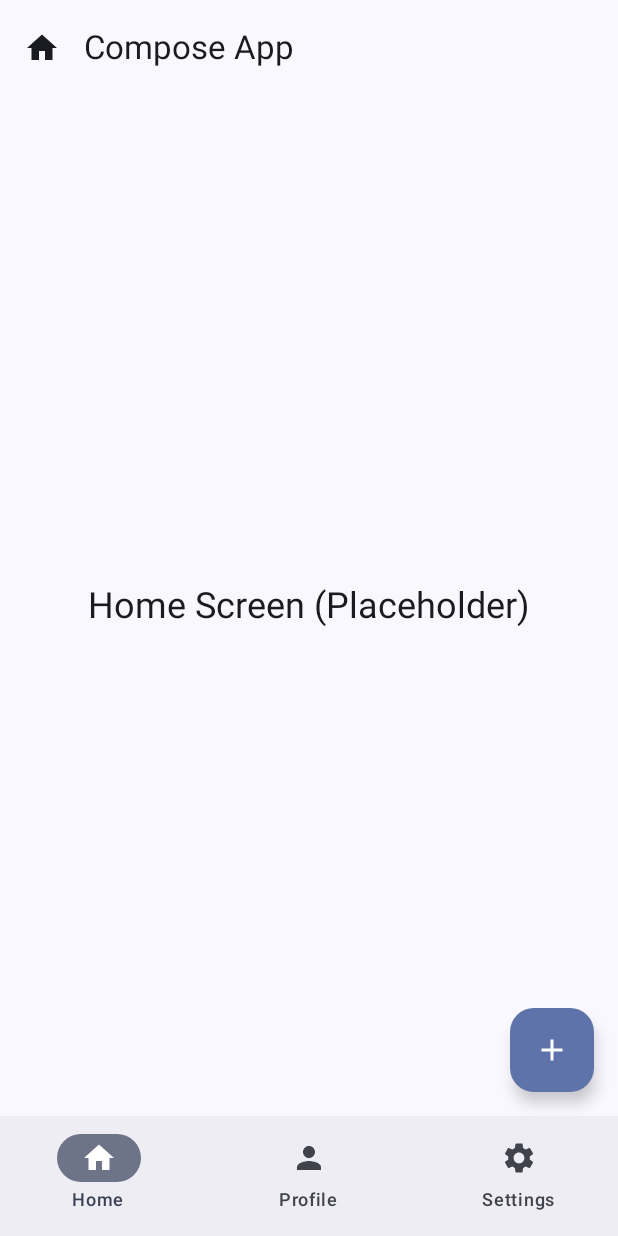
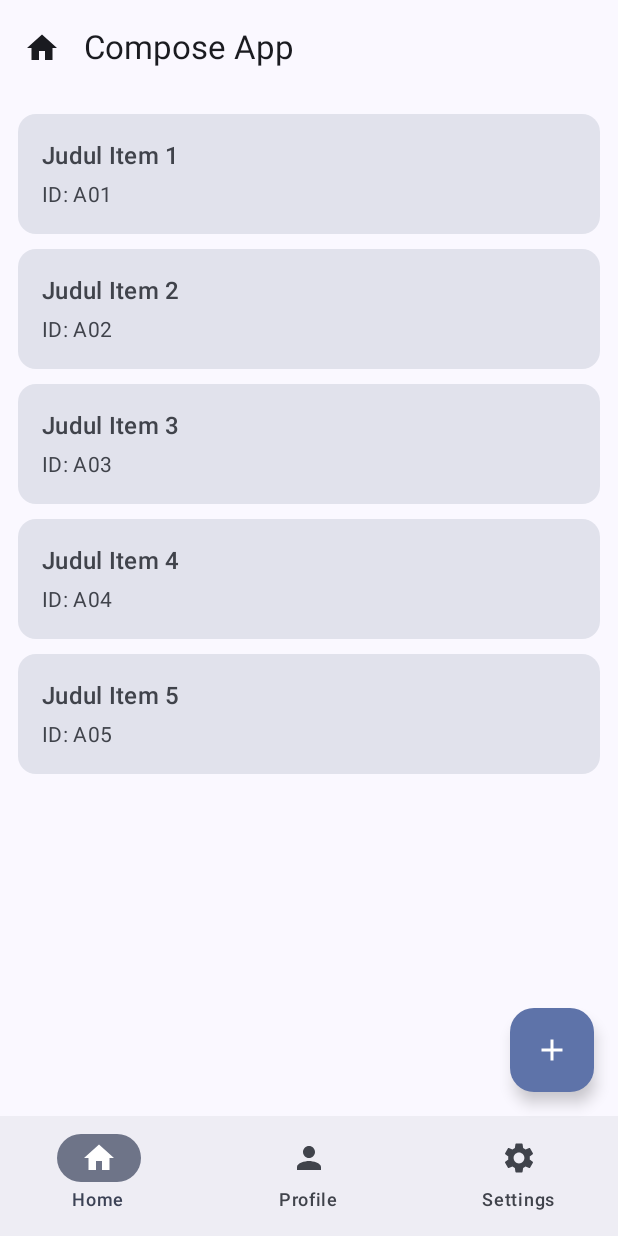
Before and after one commit to nathakusuma/ComposeNavigationApp, an Android app built with Jetpack Compose: the screen it shows after launch (MainActivity), on a phone screen of 412 x 824 dp. Run offline under Robolectric (Android 15) with nearby library versions, the phone set to English and light mode, and no system bars.

Commit message:
update home screen dan detail screen

```diff
--- a/app/src/main/java/com/nathakusuma/composenavigationapp/ui/screens/HomeScreen.kt
+++ b/app/src/main/java/com/nathakusuma/composenavigationapp/ui/screens/HomeScreen.kt
@@ -1,22 +1,56 @@
 package com.nathakusuma.composenavigationapp.ui.screens
 
+import androidx.compose.foundation.clickable
 import androidx.compose.foundation.layout.*
+import androidx.compose.foundation.lazy.LazyColumn
+import androidx.compose.foundation.lazy.items
+import androidx.compose.material3.Card
+import androidx.compose.material3.CardDefaults
 import androidx.compose.material3.MaterialTheme
 import androidx.compose.material3.Text
-import androidx.compose.runtime.Composable
-import androidx.compose.ui.Alignment
+import androidx.compose.runtime.*
 import androidx.compose.ui.Modifier
-import androidx.navigation.NavHostController
+import androidx.compose.ui.unit.dp
+import androidx.navigation.NavController
 
 @Composable
-fun HomeScreen(navController: NavHostController) {
-    Box(
-        modifier = Modifier.fillMaxSize(),
-        contentAlignment = Alignment.Center
-    ) {
-        Text(
-            text = "Home Screen (Placeholder)",
-            style = MaterialTheme.typography.headlineSmall
+fun HomeScreen(navController: NavController) {
+    val items = remember {
+        listOf(
+            "A01" to "Judul Item 1",
+            "A02" to "Judul Item 2",
+            "A03" to "Judul Item 3",
+            "A04" to "Judul Item 4",
+            "A05" to "Judul Item 5"
         )
     }
+
+    LazyColumn(
+        modifier = Modifier.fillMaxSize(),
+        contentPadding = PaddingValues(12.dp),
+        verticalArrangement = Arrangement.spacedBy(10.dp)
+    ) {
+        items(items, key = { it.first }) { (id, title) ->
+            Card(
+                colors = CardDefaults.cardColors(
+                    containerColor = MaterialTheme.colorScheme.surfaceVariant
+                ),
+                modifier = Modifier
+                    .fillMaxWidth()
+                    .clickable {
+                        navController.navigate("${Routes.DETAIL}/$id")
+                    }
+            ) {
+                Column(Modifier.padding(16.dp)) {
+                    Text(title, style = MaterialTheme.typography.titleMedium)
+                    Spacer(Modifier.height(4.dp))
+                    Text(
+                        "ID: $id",
+                        style = MaterialTheme.typography.bodyMedium,
+                        color = MaterialTheme.colorScheme.onSurfaceVariant
+                    )
+                }
+            }
+        }
+    }
 }
```
Also changed, not shown: app/src/main/java/com/nathakusuma/composenavigationapp/ui/screens/DetailScreen.kt (+40 -0 lines).
